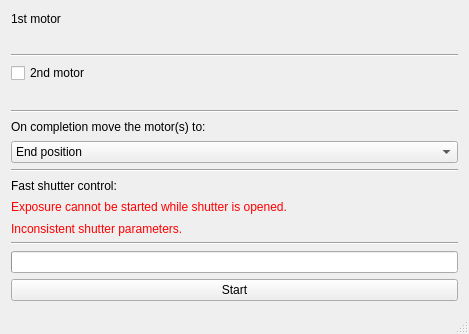
Before: the Qt Designer form mrtwindow.ui in AustralianSynchrotron/mrtgui, drawn with Qt 5.
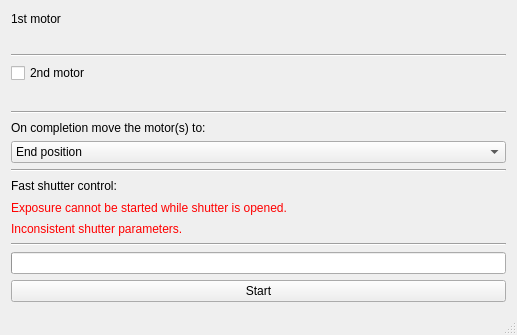
After: the same form once the commit is applied. Custom widgets are drawn as their Qt base class.

What changed in the file:
```diff
--- a/mrtwindow.ui
+++ b/mrtwindow.ui
@@ -6,8 +6,8 @@
    <rect>
     <x>0</x>
     <y>0</y>
-    <width>469</width>
-    <height>334</height>
+    <width>517</width>
+    <height>335</height>
    </rect>
   </property>
   <property name="windowTitle">
@@ -16,6 +16,12 @@
   <widget class="QWidget" name="centralWidget">
    <layout class="QVBoxLayout" name="verticalLayout">
     <item>
+     <widget class="QWidget" name="control" native="true">
+      <layout class="QVBoxLayout" name="verticalLayout_2">
+       <property name="margin">
+        <number>0</number>
+       </property>
+       <item>
      <widget class="QLabel" name="label">
       <property name="text">
        <string>1st motor</string>
@@ -118,8 +124,8 @@
       </property>
      </widget>
     </item>
-    <item>
-     <layout class="QVBoxLayout" name="placeShutter"/>
+      </layout>
+     </widget>
     </item>
     <item>
      <widget class="Line" name="line_4">
```
Left out of the diff: 13 changed lines with no effect on the pictures. Lines whose indentation alone changed are shown as unchanged.
